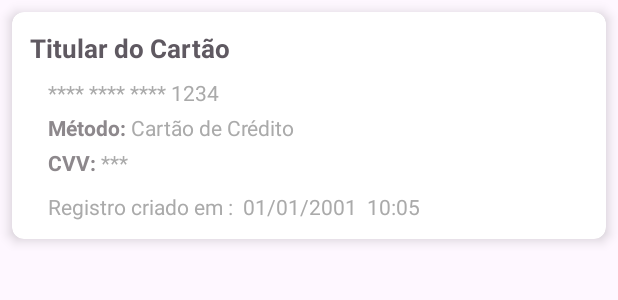
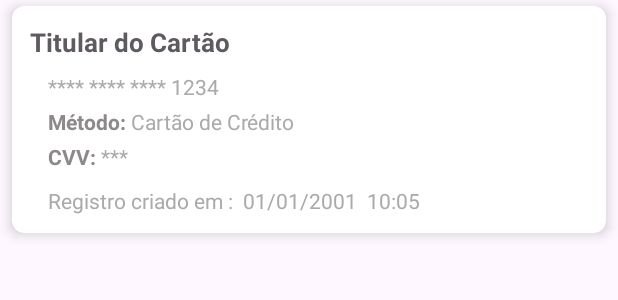
Before and after one commit to William-Sobrinho-Geraldo/desafio_tupi, an Android app: the layout item_recycler_logs.xml on its own in the app's theme, with its tools: preview values and no code run, on a phone screen of 412 x 824 dp. Shown: the top 300 px of the screen. Run offline under Robolectric (Android 15) with nearby library versions, the phone set to English and light mode, and no system bars.

Commit message:
Estilizando um pouco os cards de Logs

```diff
--- a/app/src/main/java/com/william/desafio_tupi/utility/UtilityFunctions.kt
+++ b/app/src/main/java/com/william/desafio_tupi/utility/UtilityFunctions.kt
@@ -54,8 +54,8 @@ class Utility {
         /**
          * Valida o número do cartão (PAN) usando o algoritmo de Luhn
          * O Pan   4556737586899855   é válido segundo Luhn
-         * 4556737586899856
-         * 4556737586899857
+         * 4556737586899855
+         * 5100361728163639
          */
         private fun isValidPan(cardNumber: String): Boolean {
             val cleanPan = cardNumber.replace("\\D".toRegex(), "")
@@ -78,7 +78,6 @@ class Utility {
 
                 sum += digit
             }
-
             return sum % 10 == 0 // Checar se no fim é divisível por 10
         }
 
--- a/app/src/main/res/layout/activity_main.xml
+++ b/app/src/main/res/layout/activity_main.xml
@@ -114,6 +114,7 @@
         android:layout_height="wrap_content"
         android:layout_marginTop="10dp"
         android:visibility="gone"
+        android:paddingBottom="6dp"
         tools:itemCount="4"
         tools:listitem="@layout/item_recycler_logs" />
 
--- a/app/src/main/res/layout/item_recycler_logs.xml
+++ b/app/src/main/res/layout/item_recycler_logs.xml
@@ -3,12 +3,14 @@
     xmlns:app="http://schemas.android.com/apk/res-auto"
     android:layout_width="match_parent"
     android:layout_height="wrap_content"
-    android:paddingBottom="14dp">
+    android:paddingBottom="0dp">
 
     <androidx.cardview.widget.CardView
         android:layout_width="match_parent"
         android:layout_height="wrap_content"
-        android:layout_margin="8dp"
+        android:layout_marginHorizontal="8dp"
+        android:layout_marginTop="4dp"
+        android:layout_marginBottom="12dp"
         app:cardCornerRadius="8dp"
         app:cardElevation="5dp"
         app:layout_constraintBottom_toBottomOf="parent"
```
